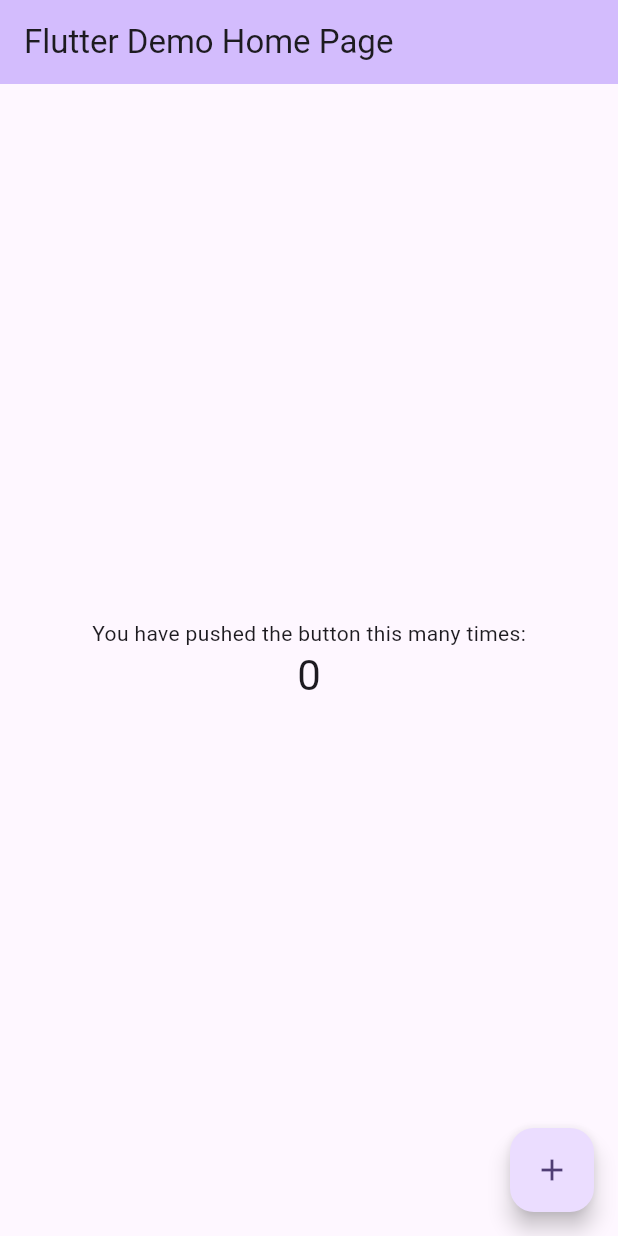
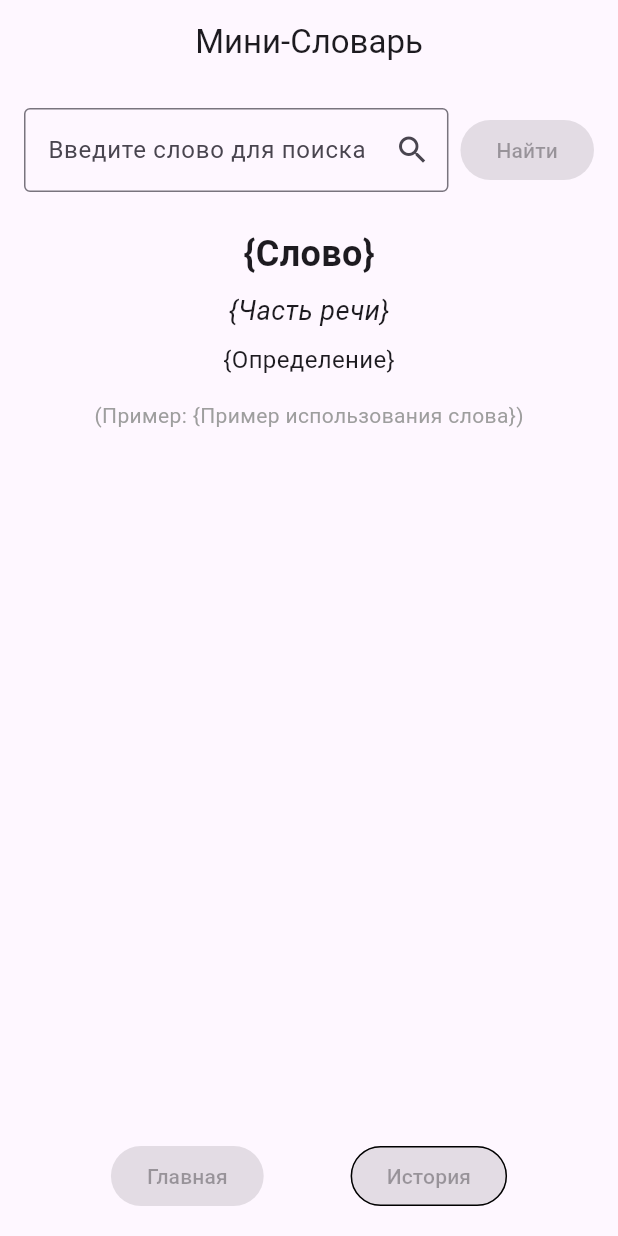
Before and after one commit to Nif3N/flutter-labs, a Flutter app: the screen it shows after launch, on a phone screen of 412 x 824 dp. Run offline on Flutter 3.47's test engine with Material 3 defaults, Android fonts, the phone set to English and light mode, and no system bars.

```diff
--- a/app/lib/main.dart
+++ b/app/lib/main.dart
@@ -1,122 +1,22 @@
 import 'package:flutter/material.dart';
+import 'screens/home_screen.dart';
 
 void main() {
-  runApp(const MyApp());
+  runApp(const MainApp());
 }
 
-class MyApp extends StatelessWidget {
-  const MyApp({super.key});
+class MainApp extends StatelessWidget {
+  const MainApp({super.key});
 
-  // This widget is the root of your application.
   @override
   Widget build(BuildContext context) {
     return MaterialApp(
-      title: 'Flutter Demo',
+      title: 'Мини-Словарь',
       theme: ThemeData(
-        // This is the theme of your application.
-        //
-        // TRY THIS: Try running your application with "flutter run". You'll see
-        // the application has a purple toolbar. Then, without quitting the app,
-        // try changing the seedColor in the colorScheme below to Colors.green
-        // and then invoke "hot reload" (save your changes or press the "hot
-        // reload" button in a Flutter-supported IDE, or press "r" if you used
-        // the command line to start the app).
-        //
-        // Notice that the counter didn't reset back to zero; the application
-        // state is not lost during the reload. To reset the state, use hot
-        // restart instead.
-        //
-        // This works for code too, not just values: Most code changes can be
-        // tested with just a hot reload.
-        colorScheme: .fromSeed(seedColor: Colors.deepPurple),
+        primarySwatch: Colors.blue,
+        useMaterial3: true,
       ),
-      home: const MyHomePage(title: 'Flutter Demo Home Page'),
+      home: const HomeScreen(), // Пока показываем главный экран
     );
   }
 }
-
-class MyHomePage extends StatefulWidget {
-  const MyHomePage({super.key, required this.title});
-
-  // This widget is the home page of your application. It is stateful, meaning
-  // that it has a State object (defined below) that contains fields that affect
-  // how it looks.
-
-  // This class is the configuration for the state. It holds the values (in this
-  // case the title) provided by the parent (in this case the App widget) and
-  // used by the build method of the State. Fields in a Widget subclass are
-  // always marked "final".
-
-  final String title;
-
-  @override
-  State<MyHomePage> createState() => _MyHomePageState();
-}
-
-class _MyHomePageState extends State<MyHomePage> {
-  int _counter = 0;
-
-  void _incrementCounter() {
-    setState(() {
-      // This call to setState tells the Flutter framework that something has
-      // changed in this State, which causes it to rerun the build method below
-      // so that the display can reflect the updated values. If we changed
-      // _counter without calling setState(), then the build method would not be
-      // called again, and so nothing would appear to happen.
-      _counter++;
-    });
-  }
-
-  @override
-  Widget build(BuildContext context) {
-    // This method is rerun every time setState is called, for instance as done
-    // by the _incrementCounter method above.
-    //
-    // The Flutter framework has been optimized to make rerunning build methods
-    // fast, so that you can just rebuild anything that needs updating rather
-    // than having to individually change instances of widgets.
-    return Scaffold(
-      appBar: AppBar(
-        // TRY THIS: Try changing the color here to a specific color (to
-        // Colors.amber, perhaps?) and trigger a hot reload to see the AppBar
-        // change color while the other colors stay the same.
-        backgroundColor: Theme.of(context).colorScheme.inversePrimary,
-        // Here we take the value from the MyHomePage object that was created by
-        // the App.build method, and use it to set our appbar title.
-        title: Text(widget.title),
-      ),
-      body: Center(
-        // Center is a layout widget. It takes a single child and positions it
-        // in the middle of the parent.
-        child: Column(
-          // Column is also a layout widget. It takes a list of children and
-          // arranges them vertically. By default, it sizes itself to fit its
-          // children horizontally, and tries to be as tall as its parent.
-          //
-          // Column has various properties to control how it sizes itself and
-          // how it positions its children. Here we use mainAxisAlignment to
-          // center the children vertically; the main axis here is the vertical
-          // axis because Columns are vertical (the cross axis would be
-          // horizontal).
-          //
-          // TRY THIS: Invoke "debug painting" (choose the "Toggle Debug Paint"
-          // action in the IDE, or press "p" in the console), to see the
-          // wireframe for each widget.
-          mainAxisAlignment: .center,
-          children: [
-            const Text('You have pushed the button this many times:'),
-            Text(
-              '$_counter',
-              style: Theme.of(context).textTheme.headlineMedium,
-            ),
-          ],
-        ),
-      ),
-      floatingActionButton: FloatingActionButton(
-        onPressed: _incrementCounter,
-        tooltip: 'Increment',
-        child: const Icon(Icons.add),
-      ),
-    );
-  }
-}
--- /dev/null
+++ b/app/lib/screens/home_screen.dart
@@ -0,0 +1,93 @@
+import 'package:flutter/material.dart';
+
+class HomeScreen extends StatelessWidget {
+  const HomeScreen({super.key});
+
+  @override
+  Widget build(BuildContext context) {
+    return Scaffold(
+      appBar: AppBar(
+        title: const Text('Мини-Словарь'),
+        centerTitle: true,
+      ),
+      body: Padding(
+        padding: const EdgeInsets.all(16.0),
+        child: Column(
+          children: [
+            // Поле ввода с кнопкой поиска
+            Row(
+              children: [
+                Expanded(
+                  child: TextField(
+                    decoration: InputDecoration(
+                      hintText: 'Введите слово для поиска',
+                      border: OutlineInputBorder(),
+                      suffixIcon: const Icon(Icons.search),
+                    ),
+                  ),
+                ),
+                const SizedBox(width: 8),
+                ElevatedButton(
+                  onPressed: null, // Пока без логики
+                  child: const Text('Найти'),
+                ),
+              ],
+            ),
+            const SizedBox(height: 24),
+
+            // Область вывода результата
+            const Text(
+              '{Слово}',
+              style: TextStyle(fontSize: 24, fontWeight: FontWeight.bold),
+            ),
+            const SizedBox(height: 8),
+            const Text(
+              '{Часть речи}',
+              style: TextStyle(fontSize: 18, fontStyle: FontStyle.italic),
+            ),
+            const SizedBox(height: 8),
+            const Text(
+              '{Определение}',
+              style: TextStyle(fontSize: 16),
+            ),
+            const SizedBox(height: 16),
+            // Пример использования (если есть)
+            const Text(
+              '(Пример: {Пример использования слова})',
+              style: TextStyle(fontSize: 14, color: Colors.grey),
+            ),
+
+            const Spacer(), // Отступ до нижней панели
+
+            // Нижняя панель навигации
+            Row(
+              mainAxisAlignment: MainAxisAlignment.spaceEvenly,
+              children: [
+                ElevatedButton(
+                  onPressed: null,
+                  style: ElevatedButton.styleFrom(
+                    backgroundColor: Colors.grey[300],
+                    foregroundColor: Colors.black,
+                  ),
+                  child: const Text('Главная'),
+                ),
+                ElevatedButton(
+                  onPressed: null,
+                  style: ElevatedButton.styleFrom(
+                    backgroundColor: Colors.white,
+                    foregroundColor: Colors.black,
+                    shape: RoundedRectangleBorder(
+                      side: const BorderSide(color: Colors.black),
+                      borderRadius: BorderRadius.circular(20),
+                    ),
+                  ),
+                  child: const Text('История'),
+                ),
+              ],
+            ),
+          ],
+        ),
+      ),
+    );
+  }
+}
```
Also changed, not shown: app/lib/screens/history_screen.dart (added, +75 -0 lines).
